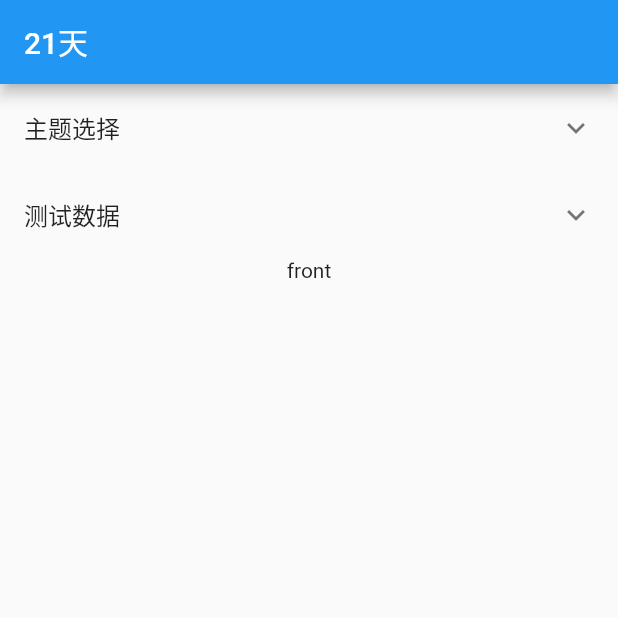
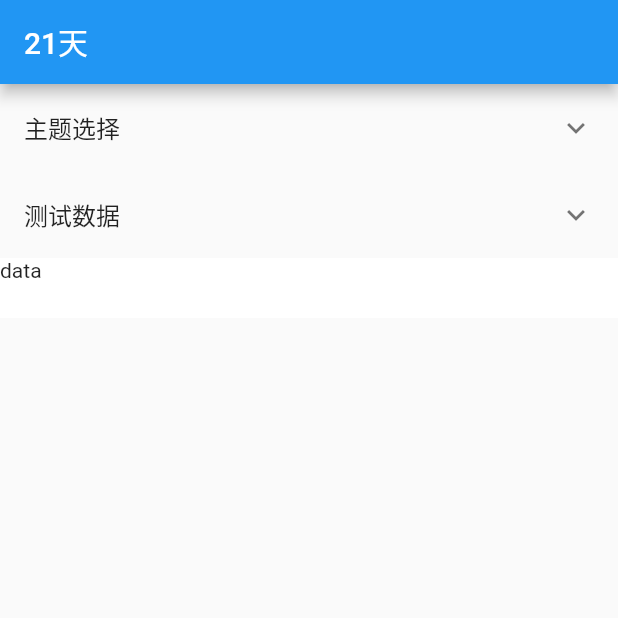
Before and after one commit to damengzai/21Days, a Flutter app: the screen it shows after launch, item 3 of the bottom bar chosen, on a phone screen of 412 x 824 dp, the top half of it. Run offline on Flutter 3.47's test engine with Material 2 defaults, Android fonts, the phone set to English and light mode, and no system bars; our stand-ins replace flutter_slidable, get, shared_preferences, sqflite; accounts and stored records are empty.

Commit message:
滑动展开，自动打卡修改

```diff
--- a/days_21/lib/page/minePage.dart
+++ b/days_21/lib/page/minePage.dart
@@ -5,6 +5,7 @@ import '../localTheme.dart';
 import '../control/toDoListControl.dart';
 import '../utils/toDoUtils.dart';
 import '../view/flipCard/flipCard.dart';
+import '../view/slidWrap/slidWrap.dart';
 
 class MinePage extends StatelessWidget {
   MinePage({super.key});
@@ -101,10 +102,23 @@ class MinePage extends StatelessWidget {
               ),
             ],
           ),
-          //FlipCard
-          FlipCard(
-            front: Text('front'),
-            back: Text('back'),
+          SizedBox(
+            width: Get.width,
+            height: 100,
+            child: SlidWrap(
+              sideWidth: 80.0,
+              child: Container(
+                child: Text('data'),
+                height: 40,
+                color: Colors.white,
+              ),
+              slidWidget: Container(
+                width: 80,
+                height: 40,
+                color: Colors.green,
+                child: Text('share'),
+              ),
+            ),
           ),
         ],
       ),
--- a/days_21/lib/utils/toDoUtils.dart
+++ b/days_21/lib/utils/toDoUtils.dart
@@ -4,6 +4,7 @@ import '../bean/toDo.dart';
 //获取所有todos
 Future<List<ToDo>> getAllTodos() async {
   List<Map> allTodoMap = await getAllTodoFromSql();
+  print(allTodoMap);
   List<ToDo> toDoList = allTodoMap.map((e) => ToDo.fromJson(e)).toList();
   return toDoList;
 }
--- /dev/null
+++ b/days_21/lib/view/slidWrap/slidWrap.dart
@@ -0,0 +1,94 @@
+import 'package:flutter/material.dart';
+import 'package:flutter/widgets.dart';
+
+class SlidWrap extends StatefulWidget {
+  final GlobalKey? moveKey;
+  final Widget child;
+  final Widget slidWidget;
+  final double sideWidth;
+
+  SlidWrap({this.moveKey, required this.child, required this.slidWidget, required this.sideWidth}):super(key: moveKey);
+
+  @override
+  State<StatefulWidget> createState() => _SlidWrapState();
+}
+
+class _SlidWrapState extends State<SlidWrap>
+    with SingleTickerProviderStateMixin {
+  AnimationController? controller;
+  double moveMaxLength = 0;
+  double start = 0;
+  bool isOpen = false;
+
+  @override
+  void initState() {
+    super.initState();
+    moveMaxLength = widget.sideWidth;
+    controller = AnimationController(
+      lowerBound: 0,
+      upperBound: moveMaxLength,
+      duration: const Duration(milliseconds: 300),
+      vsync: this,
+    )..addListener(() {
+        start = controller?.value ?? 0;
+        setState(() {});
+      });
+  }
+
+  @override
+  void dispose() {
+    controller?.dispose();
+    super.dispose();
+  }
+
+  @override
+  Widget build(BuildContext context) {
+    return Container(
+      // width: MediaQuery.of(context).size.width,
+      child: GestureDetector(
+        child: Stack(
+          children: [
+              Positioned(
+                right: 0,
+                child: widget.slidWidget,
+              ),
+            Positioned(
+              // width: MediaQuery.of(context).size.width,
+              child: widget.child,
+              left: -start,
+              right: start,
+            ),
+          ],
+        ),
+        onHorizontalDragDown: (DragDownDetails details) {
+          //开始
+          print('object-----onHorizontalDragDown');
+        },
+        onHorizontalDragUpdate: (DragUpdateDetails details) {
+          //滑动中
+          setState(() {
+            start -= details.delta.dx;
+            if (start <= 0) {
+              start = 0;
+            }
+            if (start >= moveMaxLength) {
+              start = moveMaxLength;
+            }
+          });
+        },
+        onHorizontalDragEnd: (DragEndDetails details) {
+          controller?.value = start;
+          if (start == moveMaxLength)
+            isOpen = true;
+          else if (start > moveMaxLength / 2) {
+            controller?.animateTo(moveMaxLength);
+            isOpen = true;
+          } else if (start <= moveMaxLength / 2) {
+            controller?.animateTo(0);
+            isOpen = false;
+          }
+        },
+      ),
+    );
+  }
+}
```
Also changed, not shown: days_21/lib/control/toDoListControl.dart (+4 -3 lines).
